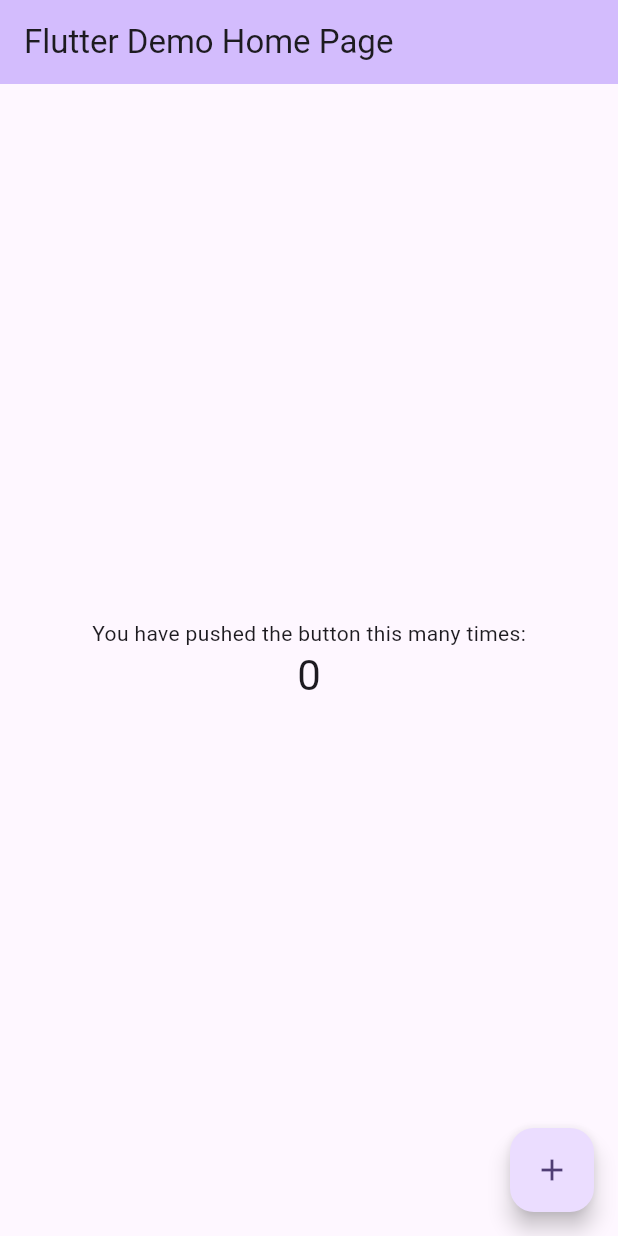
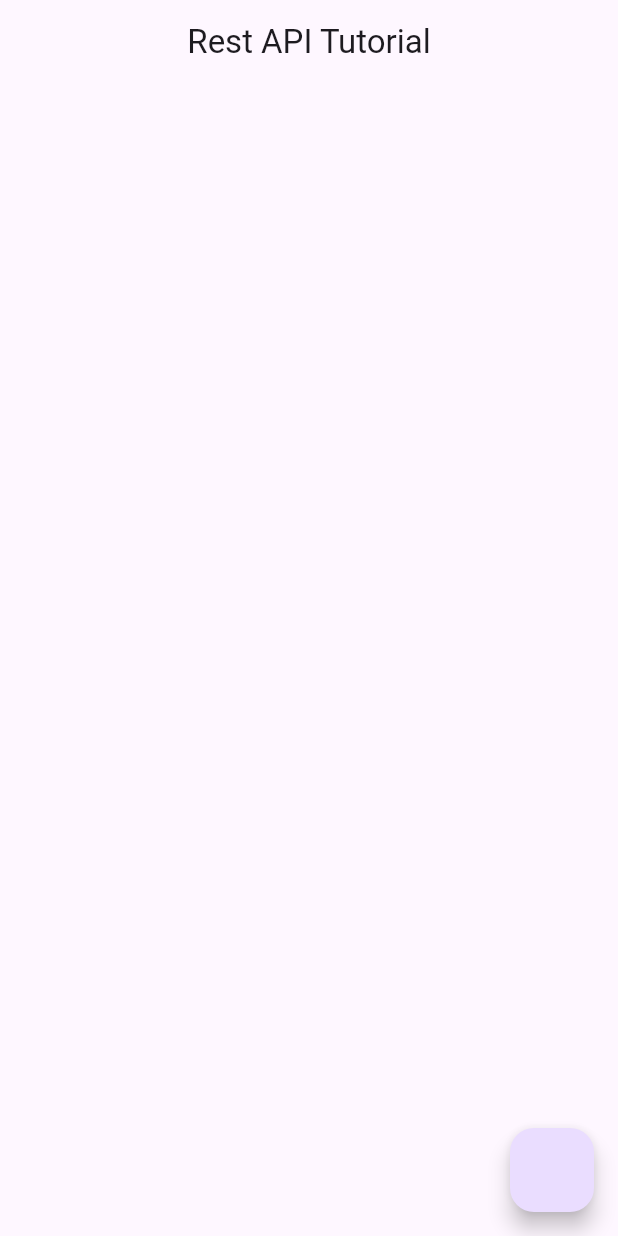
Before and after one commit to Khammunh/Rest_API, a Flutter app: the screen it shows after launch, on a phone screen of 412 x 824 dp. Run offline on Flutter 3.47's test engine with Material 3 defaults, Android fonts, the phone set to English and light mode, and no system bars.

```diff
--- a/lib/main.dart
+++ b/lib/main.dart
@@ -1,125 +1,21 @@
 import 'package:flutter/material.dart';
 
+import 'screen/home.dart';
+
 void main() {
-  runApp(const MyApp());
+  runApp(
+    const MyApp(),
+  );
 }
 
 class MyApp extends StatelessWidget {
   const MyApp({super.key});
 
-  // This widget is the root of your application.
   @override
   Widget build(BuildContext context) {
-    return MaterialApp(
-      title: 'Flutter Demo',
-      theme: ThemeData(
-        // This is the theme of your application.
-        //
-        // TRY THIS: Try running your application with "flutter run". You'll see
-        // the application has a purple toolbar. Then, without quitting the app,
-        // try changing the seedColor in the colorScheme below to Colors.green
-        // and then invoke "hot reload" (save your changes or press the "hot
-        // reload" button in a Flutter-supported IDE, or press "r" if you used
-        // the command line to start the app).
-        //
-        // Notice that the counter didn't reset back to zero; the application
-        // state is not lost during the reload. To reset the state, use hot
-        // restart instead.
-        //
-        // This works for code too, not just values: Most code changes can be
-        // tested with just a hot reload.
-        colorScheme: ColorScheme.fromSeed(seedColor: Colors.deepPurple),
-        useMaterial3: true,
-      ),
-      home: const MyHomePage(title: 'Flutter Demo Home Page'),
+    return const MaterialApp(
+      debugShowCheckedModeBanner: false,
+      home: HomeScreen(),
     );
   }
 }
-
-class MyHomePage extends StatefulWidget {
-  const MyHomePage({super.key, required this.title});
-
-  // This widget is the home page of your application. It is stateful, meaning
-  // that it has a State object (defined below) that contains fields that affect
-  // how it looks.
-
-  // This class is the configuration for the state. It holds the values (in this
-  // case the title) provided by the parent (in this case the App widget) and
-  // used by the build method of the State. Fields in a Widget subclass are
-  // always marked "final".
-
-  final String title;
-
-  @override
-  State<MyHomePage> createState() => _MyHomePageState();
-}
-
-class _MyHomePageState extends State<MyHomePage> {
-  int _counter = 0;
-
-  void _incrementCounter() {
-    setState(() {
-      // This call to setState tells the Flutter framework that something has
-      // changed in this State, which causes it to rerun the build method below
-      // so that the display can reflect the updated values. If we changed
-      // _counter without calling setState(), then the build method would not be
-      // called again, and so nothing would appear to happen.
-      _counter++;
-    });
-  }
-
-  @override
-  Widget build(BuildContext context) {
-    // This method is rerun every time setState is called, for instance as done
-    // by the _incrementCounter method above.
-    //
-    // The Flutter framework has been optimized to make rerunning build methods
-    // fast, so that you can just rebuild anything that needs updating rather
-    // than having to individually change instances of widgets.
-    return Scaffold(
-      appBar: AppBar(
-        // TRY THIS: Try changing the color here to a specific color (to
-        // Colors.amber, perhaps?) and trigger a hot reload to see the AppBar
-        // change color while the other colors stay the same.
-        backgroundColor: Theme.of(context).colorScheme.inversePrimary,
-        // Here we take the value from the MyHomePage object that was created by
-        // the App.build method, and use it to set our appbar title.
-        title: Text(widget.title),
-      ),
-      body: Center(
-        // Center is a layout widget. It takes a single child and positions it
-        // in the middle of the parent.
-        child: Column(
-          // Column is also a layout widget. It takes a list of children and
-          // arranges them vertically. By default, it sizes itself to fit its
-          // children horizontally, and tries to be as tall as its parent.
-          //
-          // Column has various properties to control how it sizes itself and
-          // how it positions its children. Here we use mainAxisAlignment to
-          // center the children vertically; the main axis here is the vertical
-          // axis because Columns are vertical (the cross axis would be
-          // horizontal).
-          //
-          // TRY THIS: Invoke "debug painting" (choose the "Toggle Debug Paint"
-          // action in the IDE, or press "p" in the console), to see the
-          // wireframe for each widget.
-          mainAxisAlignment: MainAxisAlignment.center,
-          children: <Widget>[
-            const Text(
-              'You have pushed the button this many times:',
-            ),
-            Text(
-              '$_counter',
-              style: Theme.of(context).textTheme.headlineMedium,
-            ),
-          ],
-        ),
-      ),
-      floatingActionButton: FloatingActionButton(
-        onPressed: _incrementCounter,
-        tooltip: 'Increment',
-        child: const Icon(Icons.add),
-      ), // This trailing comma makes auto-formatting nicer for build methods.
-    );
-  }
-}
--- /dev/null
+++ b/lib/model/user.dart
@@ -0,0 +1,30 @@
+class User {
+  final String gender;
+  final String email;
+  final String phone;
+  final String cell;
+  final String nat;
+
+  final  UserName name;
+
+  User({
+    required this.gender,
+    required this.email,
+    required this.phone,
+    required this.cell,
+    required this.nat,
+    required this.name
+  });
+}
+
+class UserName {
+  final String title;
+  final String first;
+  final String last;
+
+  UserName({
+    required this.title,
+    required this.first,
+    required this.last,
+  });
+}
--- /dev/null
+++ b/lib/screen/home.dart
@@ -0,0 +1,71 @@
+import 'dart:convert';
+
+import 'package:api/model/user.dart';
+import 'package:flutter/material.dart';
+import 'package:http/http.dart' as http;
+
+class HomeScreen extends StatefulWidget {
+  const HomeScreen({super.key});
+
+  @override
+  State<HomeScreen> createState() => _HomeScreenState();
+}
+
+class _HomeScreenState extends State<HomeScreen> {
+  List<User> users = [];
+  @override
+  Widget build(BuildContext context) {
+    return Scaffold(
+      appBar: AppBar(
+        centerTitle: true,
+        title: const Text("Rest API Tutorial"),
+      ),
+      body: ListView.builder(
+          itemCount: users.length,
+          itemBuilder: (context, index) {
+            final user = users[index];
+            final email = user.email;
+            final color = user.gender == 'male' ? Colors.blue : Colors.green;
+            //learn here user.name.first
+
+            return ListTile(
+              title: Text(user.name.first),
+              subtitle: Text(user.phone),
+              tileColor: color,
+            );
+          }),
+      floatingActionButton: FloatingActionButton(
+        onPressed: fetchUser,
+      ),
+    );
+  }
+
+//API Get
+  void fetchUser() async {
+    print("fetchUsers called");
+    const url = 'https://randomuser.me/api/?results=10';
+    final uri = Uri.parse(url);
+    final response = await http.get(uri);
+    final body = response.body;
+    final json = jsonDecode(body);
+    final results = json['results'] as List<dynamic>;
+    final transform = results.map((e) {
+      final name = UserName(
+        title: e['name']['title'],
+        first: e['name']['first'],
+        last: e['name']['last'],
+      );
+      return User(
+          cell: e['cell'],
+          email: e['email'],
+          gender: e['gender'],
+          nat: e['nat'],
+          phone: e['phone'],
+          name: name);
+    }).toList();
+    setState(() {
+      users = transform;
+    });
+    print('fetchUsers completed');
+  }
+}
--- a/pubspec.yaml
+++ b/pubspec.yaml
@@ -35,6 +35,7 @@ dependencies:
   # The following adds the Cupertino Icons font to your application.
   # Use with the CupertinoIcons class for iOS style icons.
   cupertino_icons: ^1.0.6
+  http: ^1.2.1
 
 dev_dependencies:
   flutter_test:
```
Also changed, not shown: pubspec.lock.
